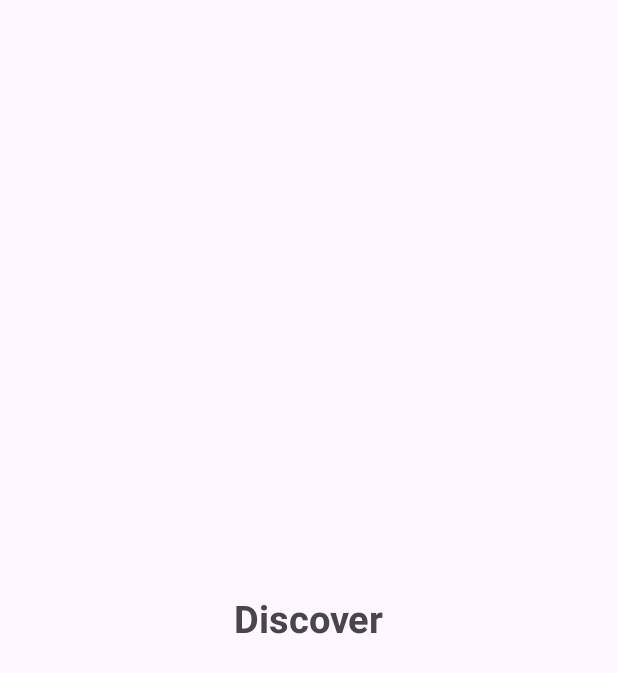
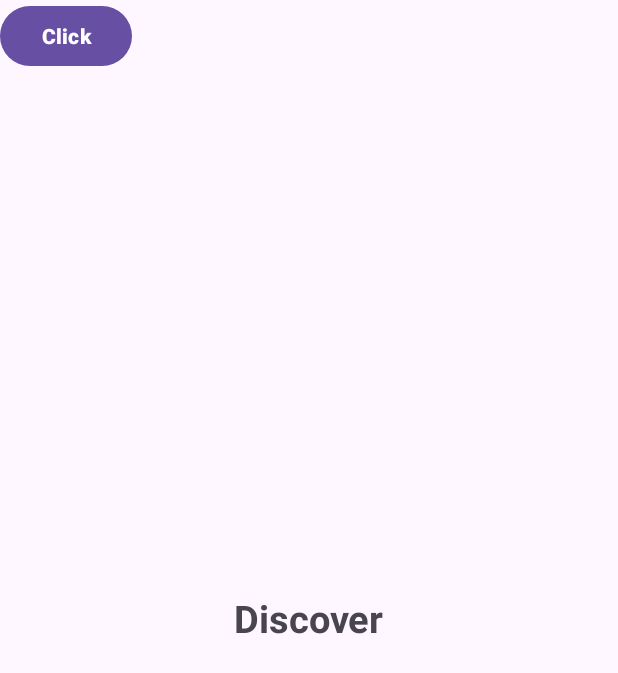
Before and after one commit to pokiwer/Music-App, an Android app: the layout fragment_discover.xml on its own in the app's theme, with its tools: preview values and no code run, on a phone screen of 412 x 824 dp. Shown: the top 673 px of the screen. Run offline under Robolectric (Android 15) with nearby library versions, the phone set to English and light mode, and no system bars.

Commit message:
update button

```diff
--- a/app/src/main/res/layout/fragment_discover.xml
+++ b/app/src/main/res/layout/fragment_discover.xml
@@ -13,5 +13,9 @@
         android:textSize="25dp"
         android:textStyle="bold"
         android:layout_gravity="center"/>
-
+    <Button
+        android:layout_width="wrap_content"
+        android:layout_height="wrap_content"
+        android:textStyle="bold"
+        android:text="Click"/>
 </FrameLayout>
```
